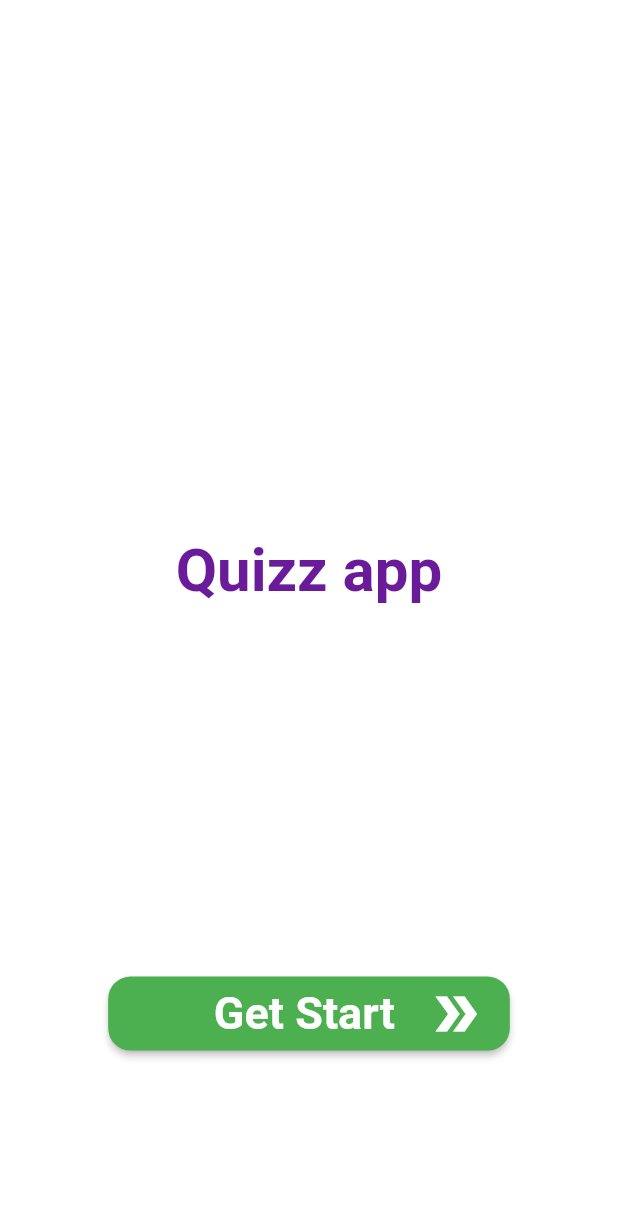
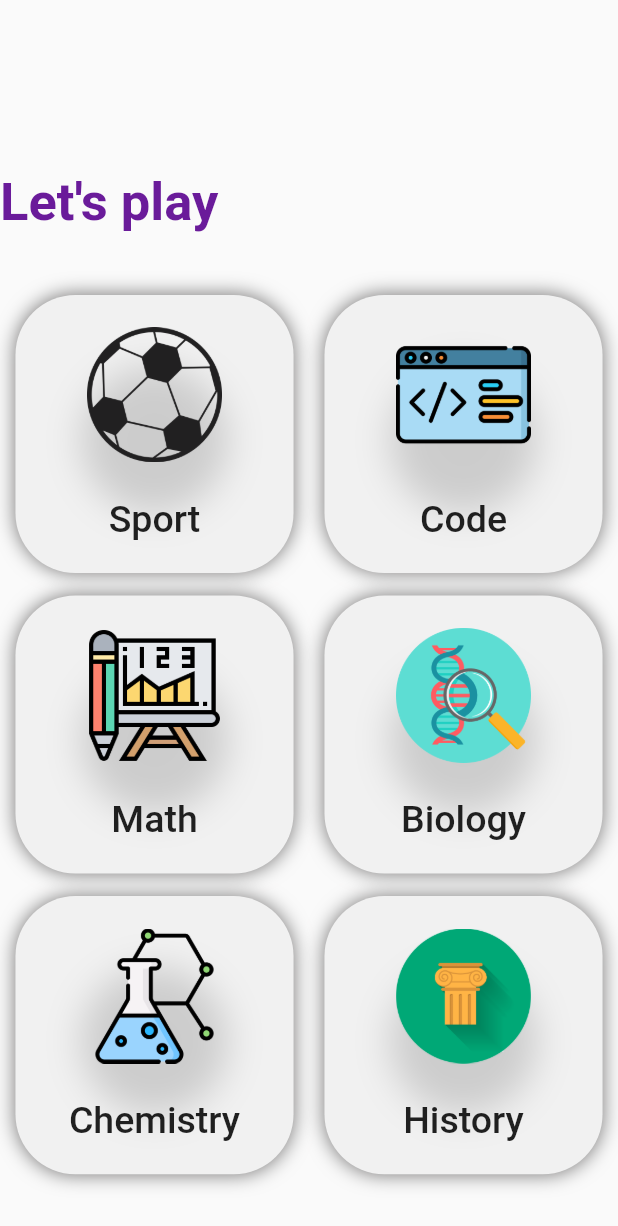
Before and after one commit to TruongNguyen2811/QuizzApp, a Flutter app: the screen it shows after launch, after a tap on "Get Start", on a phone screen of 412 x 824 dp. Shown: the top 1226 px of the screen. Run offline on Flutter 3.47's test engine with Material 2 defaults, Android fonts, the phone set to English and light mode, and no system bars; our stand-ins replace get.

```diff
--- a/lib/main.dart
+++ b/lib/main.dart
@@ -1,5 +1,6 @@
 import 'package:flutter/material.dart';
-import 'package:quizzlet/page/home.dart';
+import 'package:quizzlet/page/welcome.dart';
+import 'package:get/get.dart';
 
 void main() {
   runApp(const MyApp());
@@ -11,7 +12,7 @@ class MyApp extends StatelessWidget {
   // This widget is the root of your application.
   @override
   Widget build(BuildContext context) {
-    return MaterialApp(
+    return GetMaterialApp(
       title: 'Quizzlet',
       debugShowCheckedModeBanner: false,
       theme: ThemeData(
@@ -26,7 +27,7 @@ class MyApp extends StatelessWidget {
         // is not restarted.
         primarySwatch: Colors.blue,
       ),
-      home: HomePage(),
+      home: WelcomePage(),
     );
   }
 }
--- /dev/null
+++ b/lib/page/HomePageComponent/category.dart
@@ -0,0 +1,86 @@
+import 'package:flutter/material.dart';
+import 'package:flutter/src/widgets/container.dart';
+import 'package:flutter/src/widgets/framework.dart';
+
+class MyWidget extends StatelessWidget {
+  final String title;
+  final String img;
+
+  const MyWidget({
+    Key? key,
+    required this.title,
+    required this.img,
+  }) : super(key: key);
+
+  @override
+  Widget build(BuildContext context) {
+    // Size size = MediaQuery.of(context).size;
+    return Material(
+      child: new InkWell(
+        onTap: () {
+          // print("tapped");
+        },
+        child: new Container(
+          height: MediaQuery.of(context).size.width * 0.45,
+          width: MediaQuery.of(context).size.width * 0.45,
+          padding: const EdgeInsets.symmetric(vertical: 10, horizontal: 10),
+          decoration: BoxDecoration(
+            boxShadow: [
+              BoxShadow(
+                  color: Color.fromARGB(255, 122, 121, 121), blurRadius: 10.0)
+            ],
+            shape: BoxShape.rectangle,
+            borderRadius: BorderRadius.circular(40),
+            color: Color.fromARGB(255, 241, 241, 241),
+          ),
+          child: Column(
+            crossAxisAlignment: CrossAxisAlignment.center,
+            mainAxisAlignment: MainAxisAlignment.spaceAround,
+            children: [
+              Flexible(
+                child: Container(
+                  height: 90,
+                  width: 90,
+                  child: Stack(
+                    children: [
+                      Container(
+                        decoration: BoxDecoration(
+                          // shape: BoxShape.rectangle,
+                          boxShadow: [
+                            BoxShadow(
+                              color: Color.fromARGB(255, 180, 180, 180)
+                                  .withOpacity(0.6),
+                              // borderRadius
+                              spreadRadius: 4,
+                              blurRadius: 20,
+                              offset: Offset(0, 30),
+                            ),
+                          ],
+                          borderRadius: BorderRadius.circular(60),
+                        ),
+                      ),
+                      Positioned.fill(
+                        child: Image.asset(
+                          img,
+                          fit: BoxFit.cover,
+                        ),
+                      ),
+                    ],
+                  ),
+                ),
+              ),
+              Text(
+                title,
+                style: TextStyle(fontSize: 25, fontWeight: FontWeight.w500),
+              ),
+            ],
+          ),
+        ),
+      ),
+      // color: Color.fromARGB(0, 227, 17, 17),
+    );
+    // color: Colors.orange,
+    // ),
+    // );
+  }
+}
--- /dev/null
+++ b/lib/page/homepage.dart
@@ -0,0 +1,95 @@
+import 'package:flutter/foundation.dart';
+import 'package:flutter/material.dart';
+import 'package:flutter/src/widgets/container.dart';
+import 'package:flutter/src/widgets/framework.dart';
+import 'package:quizzlet/page/HomePageComponent/category.dart';
+
+class Homepage extends StatelessWidget {
+  const Homepage({super.key});
+
+  @override
+  Widget build(BuildContext context) {
+    Size size = MediaQuery.of(context).size;
+    return Scaffold(
+      body: Container(
+        height: size.height,
+        width: size.width,
+        // color: Colors.black,
+        child: Column(
+          crossAxisAlignment: CrossAxisAlignment.start,
+          mainAxisAlignment: MainAxisAlignment.end,
+          children: [
+            Text(
+              "Let's play",
+              style: TextStyle(
+                fontSize: 35,
+                color: Colors.purple[800],
+                fontWeight: FontWeight.w600,
+              ),
+            ),
+            SizedBox(
+              height: size.height * 0.05,
+            ),
+            Row(
+              crossAxisAlignment: CrossAxisAlignment.end,
+              mainAxisAlignment: MainAxisAlignment.spaceAround,
+              children: [
+                Column(
+                  crossAxisAlignment: CrossAxisAlignment.center,
+                  mainAxisAlignment: MainAxisAlignment.center,
+                  children: [
+                    MyWidget(
+                      img: 'assets/sport.png',
+                      title: 'Sport',
+                    ),
+                    SizedBox(
+                      height: 15,
+                    ),
+                    MyWidget(
+                      img: 'assets/math.png',
+                      title: 'Math',
+                    ),
+                    SizedBox(
+                      height: 15,
+                    ),
+                    MyWidget(
+                      img: 'assets/chemistry.png',
+                      title: 'Chemistry',
+                    ),
+                  ],
+                ),
+                Column(
+                  crossAxisAlignment: CrossAxisAlignment.center,
+                  mainAxisAlignment: MainAxisAlignment.center,
+                  children: [
+                    MyWidget(
+                      img: 'assets/code.png',
+                      title: 'Code',
+                    ),
+                    SizedBox(
+                      height: 15,
+                    ),
+                    MyWidget(
+                      img: 'assets/biology.png',
+                      title: 'Biology',
+                    ),
+                    SizedBox(
+                      height: 15,
+                    ),
+                    MyWidget(
+                      img: 'assets/history.png',
+                      title: 'History',
+                    ),
+                  ],
+                ),
+              ],
+            ),
+            SizedBox(
+              height: size.height * 0.05,
+            ),
+          ],
+        ),
+      ),
+    );
+  }
+}
--- a/lib/page/home.dart
+++ b/lib/page/welcome.dart
@@ -2,15 +2,17 @@ import 'package:flutter/material.dart';
 import 'package:flutter/src/widgets/container.dart';
 import 'package:flutter/src/widgets/framework.dart';
 import 'package:quizzlet/main.dart';
+import 'package:get/get.dart';
+import 'package:quizzlet/page/homepage.dart';
 
-class HomePage extends StatefulWidget {
-  const HomePage({super.key});
+class WelcomePage extends StatefulWidget {
+  const WelcomePage({super.key});
 
   @override
-  State<HomePage> createState() => _HomePageState();
+  State<WelcomePage> createState() => _WelcomePageState();
 }
 
-class _HomePageState extends State<HomePage> {
+class _WelcomePageState extends State<WelcomePage> {
   @override
   Widget build(BuildContext context) {
     Size size = MediaQuery.of(context).size;
@@ -51,7 +53,11 @@ class _HomePageState extends State<HomePage> {
                   ),
                   // foreground
                 ),
-                onPressed: () {},
+                onPressed: () {
+                  Get.to(
+                    Homepage(),
+                  );
+                },
                 child: Row(
                   mainAxisAlignment: MainAxisAlignment.end,
                   crossAxisAlignment: CrossAxisAlignment.center,
--- a/pubspec.yaml
+++ b/pubspec.yaml
@@ -37,6 +37,9 @@ dependencies:
   cupertino_icons: ^1.0.2
   cloud_firestore: ^4.8.0
   google_fonts: ^4.0.0
+  firebase_core: ^2.13.1
+  flutter_bloc: ^8.1.3
+  get: ^4.6.5
 
 dev_dependencies:
   flutter_test:
@@ -60,7 +63,8 @@ flutter:
   uses-material-design: true
 
   # To add assets to your application, add an assets section, like this:
-  # assets:
+  assets:
+    - assets/
   #   - images/a_dot_burr.jpeg
   #   - images/a_dot_ham.jpeg
 
```
Also changed, not shown: assets/biology.png (added), assets/chemistry.png (added), assets/code.png (added), assets/history.png (added), assets/math.png (added), assets/sport.png (added), lib/navigator/navigator.dart (added), pubspec.lock, 5 other files.
